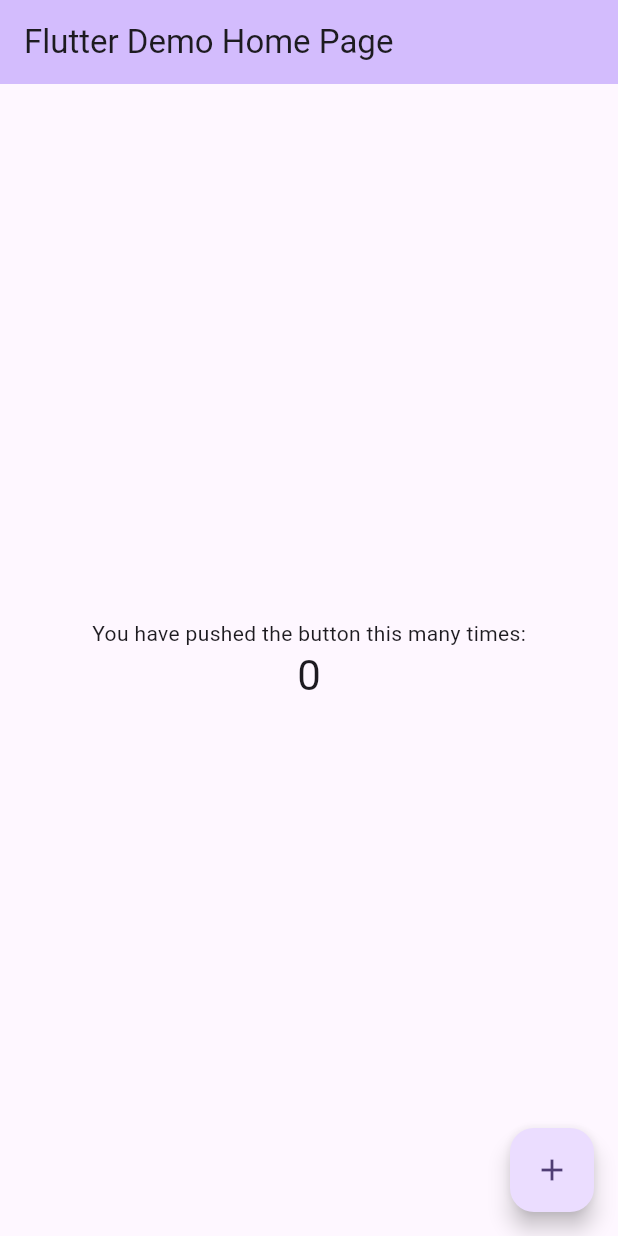
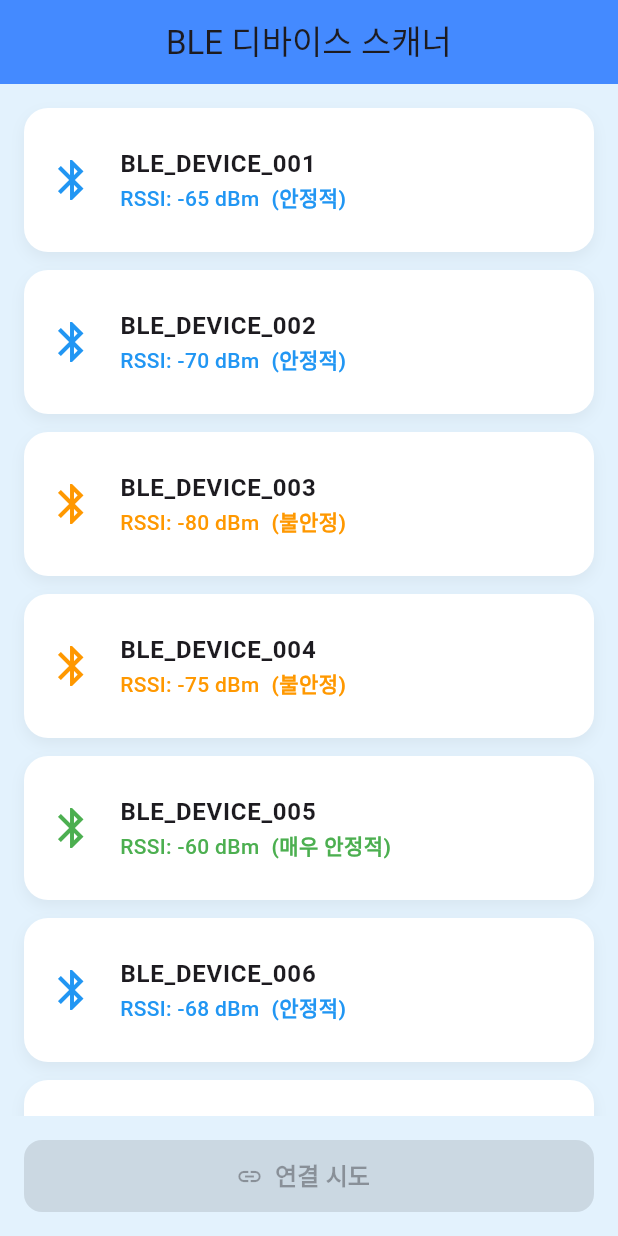
Before and after one commit to joheeyong/flutter_BLE, a Flutter app: the screen it shows after launch, on a phone screen of 412 x 824 dp. Run offline on Flutter 3.47's test engine with Material 3 defaults, Android fonts, the phone set to English and light mode, and no system bars; our stand-ins replace equatable.

Commit message:
BLE 디바이스 리스트 화면 구현 및 위젯 테스트 완료
- BleProvider, MockBleRepository 테스트 작성 및 통과
- DeviceListScreen UI 및 선택/해제 기능 구현
- 관련 위젯 테스트 작성 및 안정화
- README 업데이트: 개발 환경, 코딩 컨벤션, 주요 기능 추가

```diff
--- a/lib/main.dart
+++ b/lib/main.dart
@@ -1,4 +1,7 @@
 import 'package:flutter/material.dart';
+import 'package:flutterble/providers/ble_provider.dart';
+import 'package:flutterble/views/device_list_screen.dart';
+import 'package:provider/provider.dart';
 
 void main() {
   runApp(const MyApp());
@@ -9,60 +12,17 @@ class MyApp extends StatelessWidget {
 
   @override
   Widget build(BuildContext context) {
-    return MaterialApp(
-      title: 'Flutter Demo',
-      theme: ThemeData(
-        colorScheme: ColorScheme.fromSeed(seedColor: Colors.deepPurple),
-        useMaterial3: true,
-      ),
-      home: const MyHomePage(title: 'Flutter Demo Home Page'),
-    );
-  }
-}
-
-class MyHomePage extends StatefulWidget {
-  const MyHomePage({super.key, required this.title});
-
-  final String title;
-
-  @override
-  State<MyHomePage> createState() => _MyHomePageState();
-}
-
-class _MyHomePageState extends State<MyHomePage> {
-  int _counter = 0;
-
-  void _incrementCounter() {
-    setState(() {
-      _counter++;
-    });
-  }
-
-  @override
-  Widget build(BuildContext context) {
-    return Scaffold(
-      appBar: AppBar(
-        backgroundColor: Theme.of(context).colorScheme.inversePrimary,
-        title: Text(widget.title),
-      ),
-      body: Center(
-        child: Column(
-          mainAxisAlignment: MainAxisAlignment.center,
-          children: <Widget>[
-            const Text(
-              'You have pushed the button this many times:',
-            ),
-            Text(
-              '$_counter',
-              style: Theme.of(context).textTheme.headlineMedium,
-            ),
-          ],
+    return MultiProvider(
+      providers: [
+        ChangeNotifierProvider(create: (_) => BleProvider()),
+      ],
+      child: MaterialApp(
+        debugShowCheckedModeBanner: false,
+        title: 'Flutter BLE 시뮬레이터',
+        theme: ThemeData(
+          primarySwatch: Colors.blue,
         ),
-      ),
-      floatingActionButton: FloatingActionButton(
-        onPressed: _incrementCounter,
-        tooltip: 'Increment',
-        child: const Icon(Icons.add),
+        home: const DeviceListScreen(),
       ),
     );
   }
--- /dev/null
+++ b/lib/views/device_list_screen.dart
@@ -0,0 +1,186 @@
+import 'package:flutter/material.dart';
+import 'package:flutterble/models/ble_device.dart';
+import 'package:flutterble/providers/ble_provider.dart';
+import 'package:provider/provider.dart';
+
+class DeviceListScreen extends StatefulWidget {
+  const DeviceListScreen({super.key});
+
+  @override
+  State<DeviceListScreen> createState() => _DeviceListScreenState();
+}
+
+class _DeviceListScreenState extends State<DeviceListScreen>
+    with SingleTickerProviderStateMixin {
+  bool _isLoading = true;
+  late AnimationController _controller;
+  late Animation<double> _fadeAnimation;
+
+  @override
+  void initState() {
+    super.initState();
+
+    // Animation 설정
+    _controller = AnimationController(
+      vsync: this,
+      duration: const Duration(milliseconds: 500),
+    );
+    _fadeAnimation = CurvedAnimation(
+      parent: _controller,
+      curve: Curves.easeIn,
+    );
+
+    WidgetsBinding.instance.addPostFrameCallback((_) async {
+      final bleProvider = Provider.of<BleProvider>(context, listen: false);
+      await Future.delayed(const Duration(milliseconds: 800)); // 로딩 시뮬레이션
+      bleProvider.fetchDevices();
+      setState(() {
+        _isLoading = false;
+      });
+      _controller.forward(); // 리스트 페이드 인
+    });
+  }
+
+  @override
+  void dispose() {
+    _controller.dispose();
+    super.dispose();
+  }
+
+  Color _rssiColor(int rssi) {
+    if (rssi >= -60) return Colors.green; // 매우 안정적
+    if (rssi >= -70) return Colors.blue; // 안정적
+    if (rssi >= -80) return Colors.orange; // 불안정
+    return Colors.red; // 매우 불안정
+  }
+
+  String _rssiStatus(int rssi) {
+    if (rssi >= -60) return '매우 안정적';
+    if (rssi >= -70) return '안정적';
+    if (rssi >= -80) return '불안정';
+    return '매우 불안정';
+  }
+
+  @override
+  Widget build(BuildContext context) {
+    final bleProvider = Provider.of<BleProvider>(context);
+
+    return Scaffold(
+      backgroundColor: Colors.blue.shade50,
+      appBar: AppBar(
+        title: const Text('BLE 디바이스 스캐너'),
+        backgroundColor: Colors.blueAccent,
+        centerTitle: true,
+      ),
+      body: _isLoading
+          ? const Center(child: CircularProgressIndicator())
+          : FadeTransition(
+        opacity: _fadeAnimation,
+        child: Column(
+          children: [
+            Expanded(
+              child: ListView.builder(
+                padding: const EdgeInsets.all(16),
+                itemCount: bleProvider.devices.length,
+                itemBuilder: (context, index) {
+                  final BleDevice device = bleProvider.devices[index];
+                  final bool isSelected =
+                      bleProvider.selectedDevice == device;
+
+                  return AnimatedContainer(
+                    duration: const Duration(milliseconds: 300),
+                    margin: const EdgeInsets.only(bottom: 12),
+                    decoration: BoxDecoration(
+                      color: Colors.white,
+                      borderRadius: BorderRadius.circular(16),
+                      boxShadow: [
+                        BoxShadow(
+                          color: Colors.black.withOpacity(0.05),
+                          blurRadius: 8,
+                          offset: const Offset(0, 4),
+                        ),
+                      ],
+                      border: isSelected
+                          ? Border.all(
+                          color: Colors.blueAccent, width: 2)
+                          : null,
+                    ),
+                    child: ListTile(
+                      contentPadding: const EdgeInsets.symmetric(
+                          horizontal: 16, vertical: 12),
+                      leading: Icon(Icons.bluetooth,
+                          color: _rssiColor(device.rssi), size: 32),
+                      title: Text(
+                        device.name,
+                        style: const TextStyle(
+                            fontSize: 16, fontWeight: FontWeight.bold),
+                      ),
+                      subtitle: Row(
+                        children: [
+                          Text(
+                            'RSSI: ${device.rssi} dBm',
+                            style: TextStyle(
+                              color: _rssiColor(device.rssi),
+                              fontWeight: FontWeight.w500,
+                            ),
+                          ),
+                          const SizedBox(width: 8),
+                          Text(
+                            '(${_rssiStatus(device.rssi)})',
+                            style: TextStyle(
+                              color: _rssiColor(device.rssi),
+                              fontWeight: FontWeight.w600,
+                            ),
+                          ),
+                        ],
+                      ),
+                      trailing: isSelected
+                          ? const Icon(Icons.check_circle,
+                          color: Colors.blueAccent)
+                          : null,
+                      onTap: () {
+                        if (bleProvider.selectedDevice == device) {
+                          // 같은 디바이스를 클릭하면 선택 해제
+                          bleProvider.clearSelection();
+                        } else {
+                          bleProvider.selectDevice(device);
+                        }
+                      },
+                    ),
+                  );
+                },
+              ),
+            ),
+            Padding(
+              padding: const EdgeInsets.all(16),
+              child: ElevatedButton.icon(
+                onPressed: bleProvider.selectedDevice != null
+                    ? () {
+                  ScaffoldMessenger.of(context)
+                      .showSnackBar(SnackBar(
+                    content: Text(
+                        '${bleProvider.selectedDevice!.name} 연결 시도 중...'),
+                  ));
+                }
+                    : null,
+                style: ElevatedButton.styleFrom(
+                  backgroundColor: Colors.blueAccent,
+                  minimumSize: const Size.fromHeight(48),
+                  shape: RoundedRectangleBorder(
+                    borderRadius: BorderRadius.circular(12),
+                  ),
+                ),
+                icon: const Icon(Icons.link),
+                label: const Text(
+                  '연결 시도',
+                  style: TextStyle(
+                      fontSize: 16, fontWeight: FontWeight.bold),
+                ),
+              ),
+            ),
+          ],
+        ),
+      ),
+    );
+  }
+}
```
Also changed, not shown: 2 other files.
